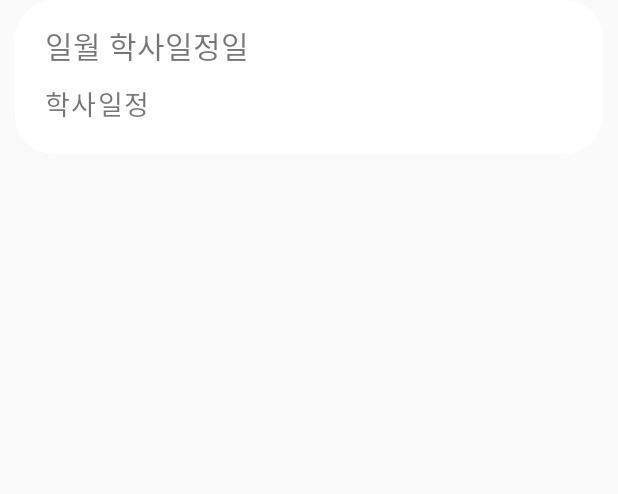
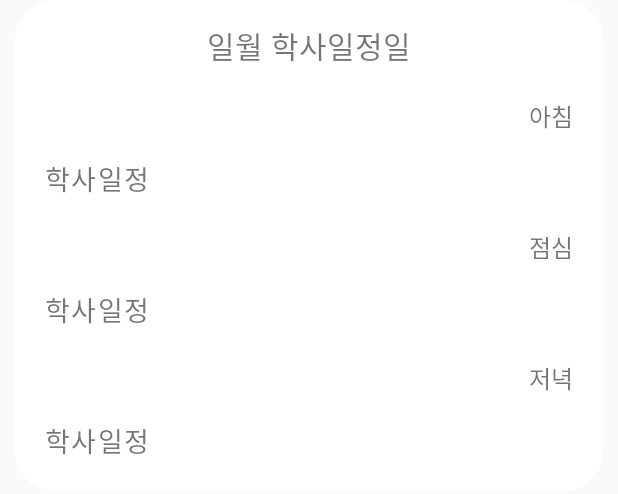
Before and after one commit to noion0511/MealService, an Android app: the layout meal_item.xml on its own in the app's theme, with its tools: preview values and no code run, on a phone screen of 412 x 824 dp. Shown: the top 494 px of the screen. Run offline under Robolectric (Android 15) with nearby library versions, the phone set to English and light mode, and no system bars; network calls fail.

Commit message:
급식 모델 수정

```diff
--- a/school_lunch/app/src/main/java/com/example/school_lunch/Adapter/MealAdapter.kt
+++ b/school_lunch/app/src/main/java/com/example/school_lunch/Adapter/MealAdapter.kt
@@ -12,7 +12,10 @@ import androidx.core.content.ContextCompat
 import androidx.recyclerview.widget.RecyclerView
 import com.example.school_lunch.Fragment.MealServiceF
 import com.example.school_lunch.R
+import kotlinx.android.synthetic.main.fragment_meal_service.view.*
 import kotlinx.android.synthetic.main.meal_item.view.*
+import kotlinx.android.synthetic.main.meal_item.view.lunch
+import kotlinx.android.synthetic.main.meal_item.view.lunch_contents
 import java.time.LocalDateTime
 import java.time.format.DateTimeFormatter
 
@@ -37,7 +40,7 @@ class MealAdapter(val items: List<MealServiceF.Item>, val context: Context?) : R
         val formatted = current.format(formatter)
         holder.itemView.meal_month?.text = formatted
         holder.itemView.meal_title?.text = items.get(position).day.toString()
-        holder.itemView.meal_contents?.text = items.get(position).meal
+        holder.itemView.lunch_contents?.text = items.get(position).meal
         val pos = holder.adapterPosition
         if(pos != RecyclerView.NO_POSITION) {
             if(pos == 2){
--- a/school_lunch/app/src/main/java/com/example/school_lunch/Fragment/MealServiceF.kt
+++ b/school_lunch/app/src/main/java/com/example/school_lunch/Fragment/MealServiceF.kt
@@ -50,7 +50,7 @@ class MealServiceF : Fragment() {
         val view = inflater.inflate(R.layout.fragment_meal_service, container, false)
         rv  = view.findViewById(R.id.meal_rv_list)
         rv?.layoutManager = LinearLayoutManager(view.context, RecyclerView.VERTICAL, false)
-        rv?.scrollToPosition(1)
+        rv?.scrollToPosition(2)
 
         MealAsyncTask().execute(Weburl)
 
@@ -86,7 +86,7 @@ class MealServiceF : Fragment() {
                 val findDayRegex = Regex("\\d+")
                 val day = findDayRegex.find(elem.text())?.value?.toInt() ?: -1
                 if(mealElemnt.size == 0) {
-                    Item(day, "급식 없는 날!")
+                    Item(day, "급식 없음")
                 } else {
                     Item(day, mealElemnt.text())
                 }
@@ -108,7 +108,7 @@ class MealServiceF : Fragment() {
             item.day == now.date
         } ?: throw Exception("there is no now day item")
         val nowItemIndex = result.indexOf(nowItem)
-        val from = if (nowItemIndex - 2 > 0) {
+        val from = if (nowItemIndex - 2> 0) {
             nowItemIndex - 2
         } else {
             0
--- a/school_lunch/app/src/main/res/layout/fragment_academic_calendar.xml
+++ b/school_lunch/app/src/main/res/layout/fragment_academic_calendar.xml
@@ -20,7 +20,7 @@
             android:orientation="vertical">
 
             <LinearLayout
-                android:layout_width="200dp"
+                android:layout_width="210dp"
                 android:layout_height="40dp"
                 android:layout_marginTop="2dp"
                 android:layout_marginLeft="10dp"
--- a/school_lunch/app/src/main/res/layout/fragment_setting.xml
+++ b/school_lunch/app/src/main/res/layout/fragment_setting.xml
@@ -79,7 +79,7 @@
                 android:layout_height="wrap_content"
                 android:layout_marginLeft="55dp"
                 android:layout_marginRight="55dp"
-                android:layout_marginBottom="10dp"
+                android:layout_marginBottom="2dp"
                 android:textColor="@color/grayColor4"
                 android:text="@string/opinion_evaluation"
                 android:textSize="15sp"
@@ -132,7 +132,7 @@
                 android:layout_height="wrap_content"
                 android:layout_marginLeft="55dp"
                 android:layout_marginRight="55dp"
-                android:layout_marginBottom="10dp"
+                android:layout_marginBottom="2dp"
                 android:textColor="@color/grayColor4"
                 android:text="@string/licenses"
                 android:textSize="15sp"
--- a/school_lunch/app/src/main/res/layout/meal_item.xml
+++ b/school_lunch/app/src/main/res/layout/meal_item.xml
@@ -6,7 +6,7 @@
     xmlns:app="http://schemas.android.com/apk/res-auto"
     android:orientation="vertical"
     android:background="@drawable/rectangle_background"
-    android:layout_marginBottom="10dp"
+    android:layout_marginBottom="20dp"
     android:layout_marginRight="10dp"
     android:layout_marginLeft="10dp">
 
@@ -14,7 +14,7 @@
         android:layout_width="match_parent"
         android:layout_height="45dp"
         android:orientation="horizontal"
-        android:layout_marginStart="20dp">
+        android:gravity="center">
         <TextView
             android:id="@+id/meal_month"
             android:layout_width="wrap_content"
@@ -55,7 +55,69 @@
     </LinearLayout>
 
     <TextView
-        android:id="@+id/meal_contents"
+        android:id="@+id/breakfast"
+        android:layout_width="wrap_content"
+        android:layout_height="30dp"
+        android:layout_gravity="bottom|right"
+        android:layout_marginRight="20dp"
+        android:layout_marginTop="20dp"
+        android:layout_marginLeft="20dp"
+        android:fontFamily="@font/cafe24dangdanghae"
+        android:text="아침"
+        android:textSize="16sp" />
+
+    <TextView
+        android:id="@+id/breakfast_contents"
+        android:layout_width="match_parent"
+        android:layout_height="match_parent"
+        android:paddingLeft="20dp"
+        android:paddingTop="10dp"
+        android:paddingRight="20dp"
+        android:paddingBottom="10dp"
+        android:text="@string/calendar"
+        android:fontFamily="@font/cafe24ohsquareair"
+        android:letterSpacing="0.05"
+        android:textSize="18sp"/>
+
+    <TextView
+        android:id="@+id/lunch"
+        android:layout_width="wrap_content"
+        android:layout_height="30dp"
+        android:layout_gravity="bottom|right"
+        android:layout_marginRight="20dp"
+        android:layout_marginTop="10dp"
+        android:layout_marginLeft="20dp"
+        android:fontFamily="@font/cafe24dangdanghae"
+        android:text="점심"
+        android:textSize="16sp" />
+
+    <TextView
+        android:id="@+id/lunch_contents"
+        android:layout_width="match_parent"
+        android:layout_height="match_parent"
+        android:paddingLeft="20dp"
+        android:paddingTop="10dp"
+        android:paddingRight="20dp"
+        android:paddingBottom="10dp"
+        android:text="@string/calendar"
+        android:fontFamily="@font/cafe24ohsquareair"
+        android:letterSpacing="0.05"
+        android:textSize="18sp"/>
+
+    <TextView
+        android:id="@+id/dinner"
+        android:layout_width="wrap_content"
+        android:layout_height="30dp"
+        android:layout_gravity="bottom|right"
+        android:layout_marginRight="20dp"
+        android:layout_marginTop="10dp"
+        android:layout_marginLeft="20dp"
+        android:fontFamily="@font/cafe24dangdanghae"
+        android:text="저녁"
+        android:textSize="16sp" />
+
+    <TextView
+        android:id="@+id/dinner_contents"
         android:layout_width="match_parent"
         android:layout_height="match_parent"
         android:paddingLeft="20dp"
```
